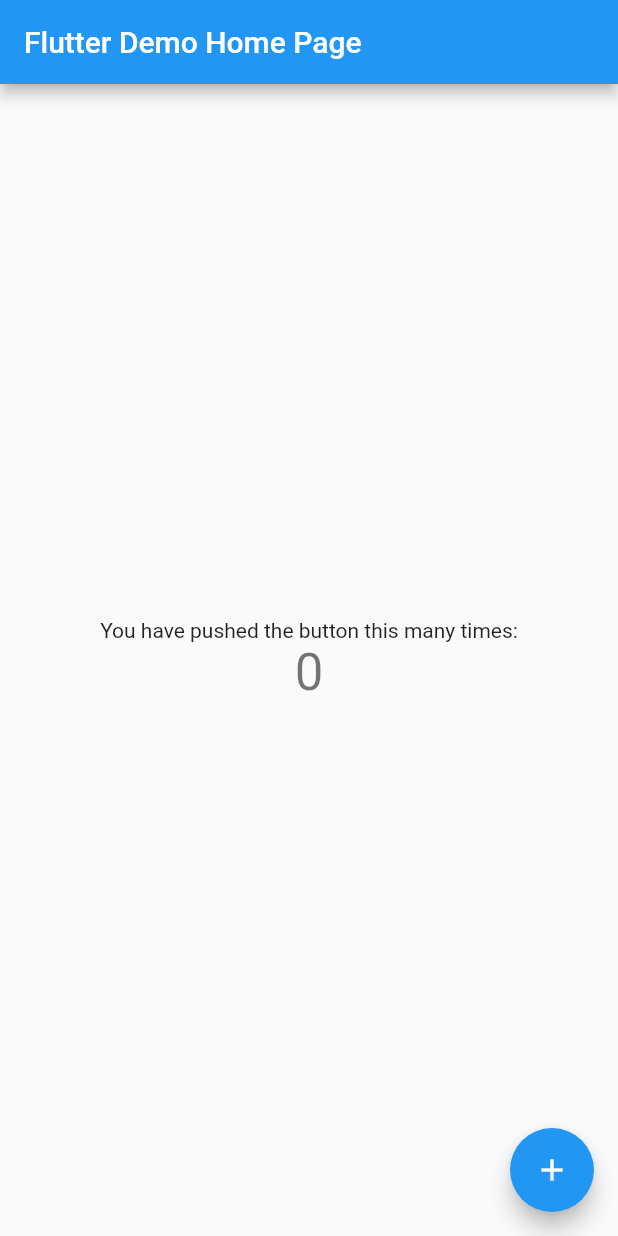
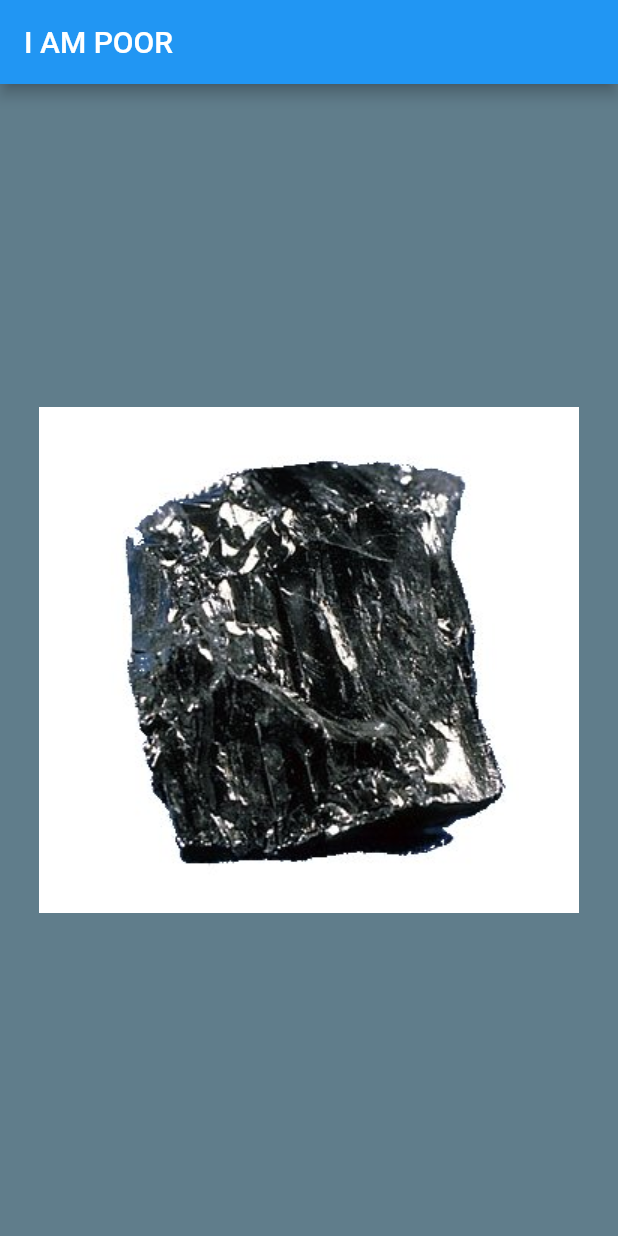
Before and after one commit to tsukahara-hirokazu/i_am_poor, a Flutter app: the screen it shows after launch, on a phone screen of 412 x 824 dp. Run offline on Flutter 3.47's test engine with Material 2 defaults, Android fonts, the phone set to English and light mode, and no system bars.

Commit message:
Creating I AM POOR

```diff
--- a/lib/main.dart
+++ b/lib/main.dart
@@ -1,111 +1,16 @@
 import 'package:flutter/material.dart';
 
-void main() => runApp(MyApp());
-
-class MyApp extends StatelessWidget {
-  // This widget is the root of your application.
-  @override
-  Widget build(BuildContext context) {
-    return MaterialApp(
-      title: 'Flutter Demo',
-      theme: ThemeData(
-        // This is the theme of your application.
-        //
-        // Try running your application with "flutter run". You'll see the
-        // application has a blue toolbar. Then, without quitting the app, try
-        // changing the primarySwatch below to Colors.green and then invoke
-        // "hot reload" (press "r" in the console where you ran "flutter run",
-        // or simply save your changes to "hot reload" in a Flutter IDE).
-        // Notice that the counter didn't reset back to zero; the application
-        // is not restarted.
-        primarySwatch: Colors.blue,
-      ),
-      home: MyHomePage(title: 'Flutter Demo Home Page'),
-    );
-  }
-}
-
-class MyHomePage extends StatefulWidget {
-  MyHomePage({Key key, this.title}) : super(key: key);
-
-  // This widget is the home page of your application. It is stateful, meaning
-  // that it has a State object (defined below) that contains fields that affect
-  // how it looks.
-
-  // This class is the configuration for the state. It holds the values (in this
-  // case the title) provided by the parent (in this case the App widget) and
-  // used by the build method of the State. Fields in a Widget subclass are
-  // always marked "final".
-
-  final String title;
-
-  @override
-  _MyHomePageState createState() => _MyHomePageState();
-}
-
-class _MyHomePageState extends State<MyHomePage> {
-  int _counter = 0;
-
-  void _incrementCounter() {
-    setState(() {
-      // This call to setState tells the Flutter framework that something has
-      // changed in this State, which causes it to rerun the build method below
-      // so that the display can reflect the updated values. If we changed
-      // _counter without calling setState(), then the build method would not be
-      // called again, and so nothing would appear to happen.
-      _counter++;
-    });
-  }
-
-  @override
-  Widget build(BuildContext context) {
-    // This method is rerun every time setState is called, for instance as done
-    // by the _incrementCounter method above.
-    //
-    // The Flutter framework has been optimized to make rerunning build methods
-    // fast, so that you can just rebuild anything that needs updating rather
-    // than having to individually change instances of widgets.
-    return Scaffold(
-      appBar: AppBar(
-        // Here we take the value from the MyHomePage object that was created by
-        // the App.build method, and use it to set our appbar title.
-        title: Text(widget.title),
-      ),
-      body: Center(
-        // Center is a layout widget. It takes a single child and positions it
-        // in the middle of the parent.
-        child: Column(
-          // Column is also a layout widget. It takes a list of children and
-          // arranges them vertically. By default, it sizes itself to fit its
-          // children horizontally, and tries to be as tall as its parent.
-          //
-          // Invoke "debug painting" (press "p" in the console, choose the
-          // "Toggle Debug Paint" action from the Flutter Inspector in Android
-          // Studio, or the "Toggle Debug Paint" command in Visual Studio Code)
-          // to see the wireframe for each widget.
-          //
-          // Column has various properties to control how it sizes itself and
-          // how it positions its children. Here we use mainAxisAlignment to
-          // center the children vertically; the main axis here is the vertical
-          // axis because Columns are vertical (the cross axis would be
-          // horizontal).
-          mainAxisAlignment: MainAxisAlignment.center,
-          children: <Widget>[
-            Text(
-              'You have pushed the button this many times:',
-            ),
-            Text(
-              '$_counter',
-              style: Theme.of(context).textTheme.display1,
-            ),
-          ],
+void main() => runApp(MaterialApp(
+      home: Scaffold(
+        backgroundColor: Colors.blueGrey,
+        appBar: AppBar(
+          backgroundColor: Colors.blue,
+          title: Text("I AM POOR"),
+        ),
+        body: Center(
+          child: Image(
+            image: AssetImage('images/coal.jpg'),
+          ),
         ),
       ),
-      floatingActionButton: FloatingActionButton(
-        onPressed: _incrementCounter,
-        tooltip: 'Increment',
-        child: Icon(Icons.add),
-      ), // This trailing comma makes auto-formatting nicer for build methods.
-    );
-  }
-}
+    ));
```
Also changed, not shown: pubspec.yaml (+2 -53 lines), images/coal.jpg (added), 1 other file.
